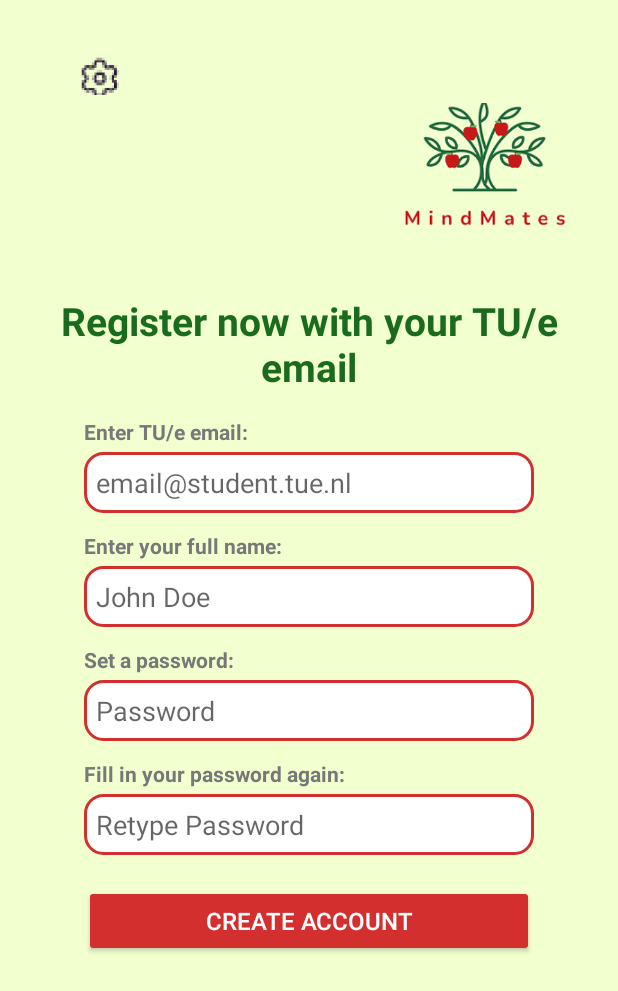
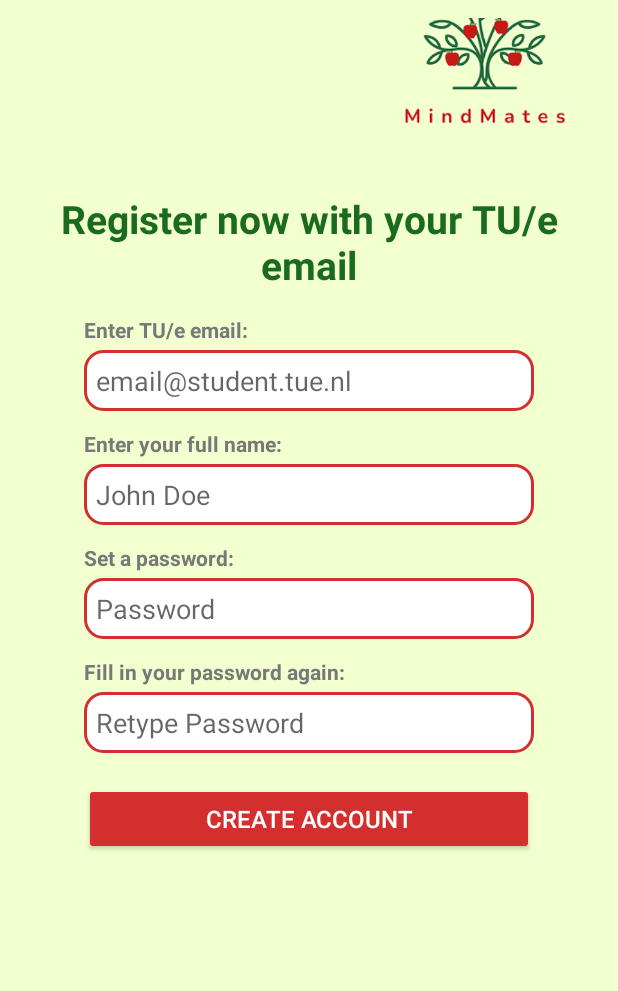
Before and after one commit to calebporitz/MindMate, an Android app built with Jetpack Compose: the RegisterActivity screen opened directly, with no data from a screen before it, on a phone screen of 412 x 824 dp. Shown: the top 991 px of the screen. Run offline under Robolectric (Android 15) with nearby library versions, the phone set to English and light mode, and no system bars; our stand-ins replace Firebase (no records; nobody signed in at launch, a user with empty details on screens opened directly).

Commit message:
removed the  settings button on the register page

```diff
--- a/app/src/main/res/layout/activity_register.xml
+++ b/app/src/main/res/layout/activity_register.xml
@@ -11,17 +11,6 @@
         android:gravity="center_horizontal"
         android:orientation="vertical"
         android:padding="12dp">
-
-        <ImageButton
-            android:id="@+id/imageButton2"
-            android:layout_width="60dp"
-            android:layout_height="60dp"
-            android:backgroundTint="#00FFFFFF"
-            android:scaleX="0.45"
-            android:scaleY="0.45"
-            android:translationX="-140dp"
-            android:layout_marginTop="8dp"
-            app:srcCompat="@drawable/settings_icon" />
 
         <ImageButton
             android:id="@+id/imageButton"
```
